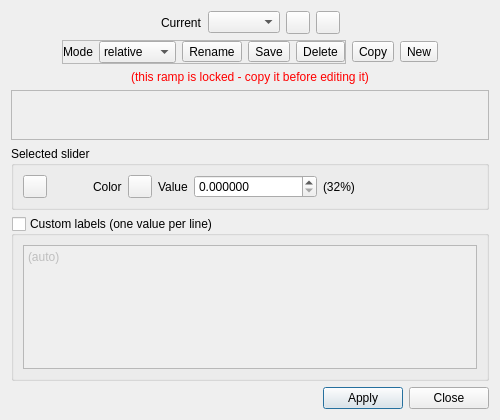
Before: the Qt Designer form qCC/ui_templates/colorScaleEditorDlg.ui in CloudCompare/CloudCompare, drawn with Qt 5.
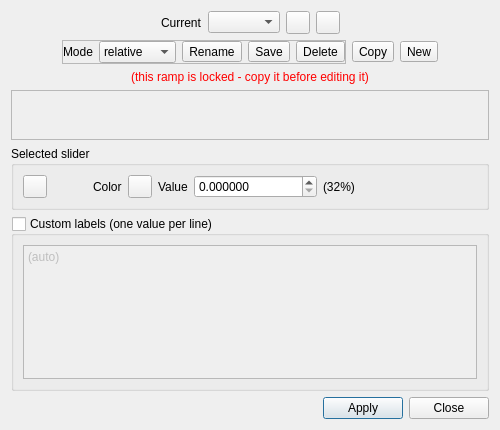
After: the same form once the commit is applied. Icons and pictures are not drawn.

The edit to the form file:
```diff
--- a/qCC/ui_templates/colorScaleEditorDlg.ui
+++ b/qCC/ui_templates/colorScaleEditorDlg.ui
@@ -7,7 +7,7 @@
     <x>0</x>
     <y>0</y>
     <width>500</width>
-    <height>420</height>
+    <height>430</height>
    </rect>
   </property>
   <property name="windowTitle">
```
Left out of the diff: 2 changed lines with no effect on the pictures.
